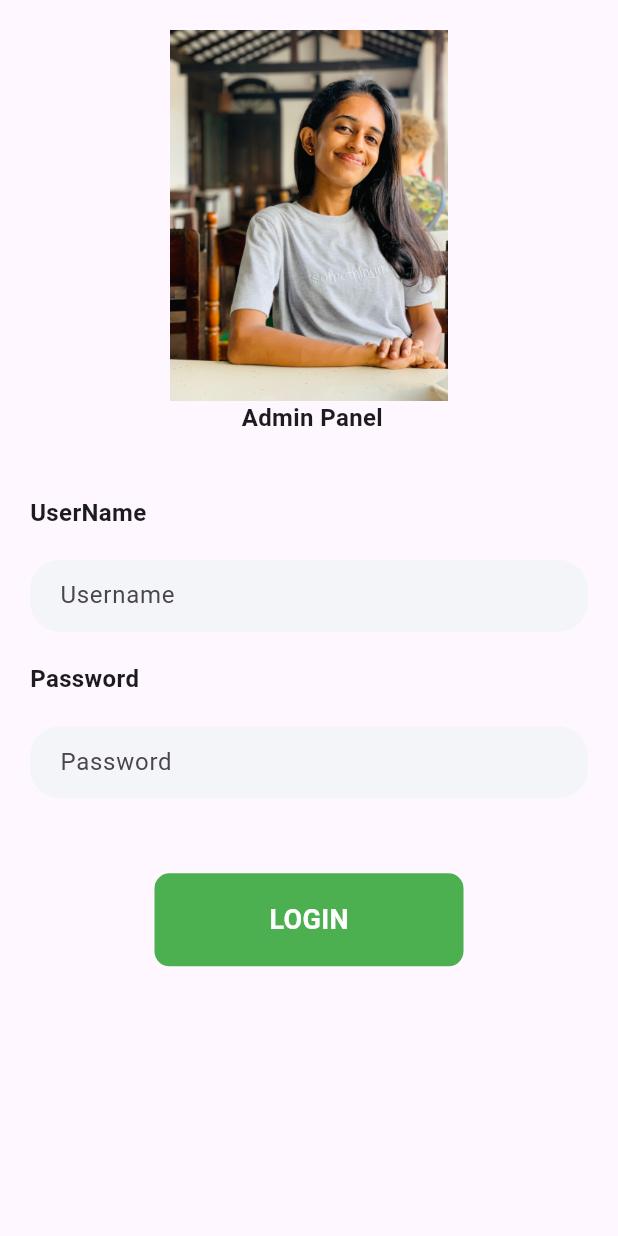
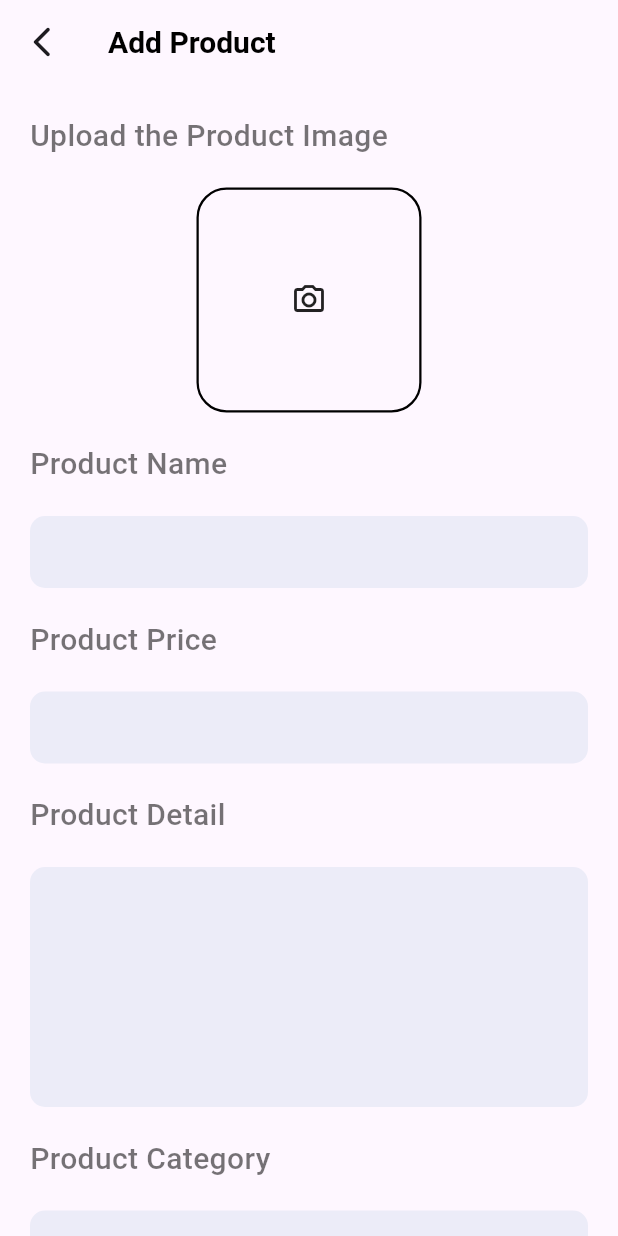
Before and after one commit to Dayani-Hewawasam/e-commerce, a Flutter app: the screen it shows after launch, on a phone screen of 412 x 824 dp. Run offline on Flutter 3.47's test engine with Material 3 defaults, Android fonts, the phone set to English and light mode, and no system bars; our stand-ins replace cloud_firestore, curved_navigation_bar, firebase_auth, firebase_core, firebase_storage, image_picker and 2 more; accounts and stored records are empty.

Commit message:
develop the add product page

```diff
--- /dev/null
+++ b/sandu_fashion/lib/Admin/add_product.dart
@@ -0,0 +1,255 @@
+import 'dart:io';
+
+import 'package:firebase_storage/firebase_storage.dart';
+import 'package:flutter/material.dart';
+import 'package:image_picker/image_picker.dart';
+import 'package:random_string/random_string.dart';
+import 'package:sandu_fashion/widget/support_widget.dart';
+import 'package:sandu_fashion/services/database.dart';
+import 'package:sandu_fashion/widget/support_widget.dart';
+
+class AddProduct extends StatefulWidget {
+  const AddProduct({super.key});
+
+  @override
+  State<AddProduct> createState() => _AddProductState();
+}
+
+class _AddProductState extends State<AddProduct> {
+  final ImagePicker _picker = ImagePicker();
+  File? selectedImage;
+  TextEditingController namecontroller = new TextEditingController();
+  TextEditingController pricecontroller = new TextEditingController();
+  TextEditingController detailscontroller = new TextEditingController();
+
+  Future getImage() async {
+    var image = await _picker.pickImage(source: ImageSource.gallery);
+    if (image != null) {
+      setState(() {
+        selectedImage = File(image.path);
+      });
+    }
+  }
+
+  UploadItem() async {
+    if (selectedImage != null && namecontroller.text != "") {
+      String addId = randomAlphaNumeric(10);
+      Reference firebaseStorageRef =
+          FirebaseStorage.instance.ref().child("blogImage").child(addId);
+      final UploadTask task = firebaseStorageRef.putFile(selectedImage!);
+      var dowloadUrl = await (await task).ref.getDownloadURL();
+      String firstletter = namecontroller.text.substring(0, 1).toUpperCase();
+
+      Map<String, dynamic> addProduct = {
+        "Name": namecontroller.text,
+        "Image": dowloadUrl,
+        "SearchKey": firstletter,
+        "UpdatedName": namecontroller.text.toUpperCase(),
+        "Price": pricecontroller.text,
+        "Detail": detailscontroller.text,
+      };
+
+      await DatabaseMethods().addProduct(addProduct, value!);
+      await DatabaseMethods().addAllProducts(addProduct);
+      selectedImage = null;
+      namecontroller.text = "";
+      ScaffoldMessenger.of(context).showSnackBar(SnackBar(
+          backgroundColor: Colors.redAccent,
+          content: const Text(
+            "Product has been uploaded Successfully!!!",
+            style: TextStyle(fontSize: 20.0),
+          )));
+    }
+  }
+
+  String? value;
+  final List<String> categoryitem = [
+    'Mini dress',
+    'Midi/Maxi dress',
+    'T-shirt/Blouse'
+  ];
+  @override
+  Widget build(BuildContext context) {
+    return Scaffold(
+      appBar: AppBar(
+        leading: GestureDetector(
+            onTap: () {
+              Navigator.pop(context);
+            },
+            child: Icon(Icons.arrow_back_ios_new_rounded)),
+        title: Text("Add Product", style: AppWidget.semiboldTextFeildStyle()),
+      ),
+      body: SingleChildScrollView(
+        child: Container(
+          margin:
+              EdgeInsets.only(left: 20.0, top: 20.0, right: 20.0, bottom: 20.0),
+          child: Column(
+            crossAxisAlignment: CrossAxisAlignment.start,
+            children: [
+              Text(
+                "Upload the Product Image",
+                style: AppWidget.lightTextFeildStyle(),
+              ),
+              SizedBox(
+                height: 20.0,
+              ),
+              selectedImage == null
+                  ? GestureDetector(
+                      onTap: () {
+                        getImage();
+                      },
+                      child: Center(
+                        child: Container(
+                            height: 150,
+                            width: 150,
+                            decoration: BoxDecoration(
+                                border:
+                                    Border.all(color: Colors.black, width: 1.5),
+                                borderRadius: BorderRadius.circular(20)),
+                            child: Icon(Icons.camera_alt_outlined)),
+                      ),
+                    )
+                  : Center(
+                      child: Material(
+                        elevation: 4.0,
+                        borderRadius: BorderRadius.circular(20),
+                        child: Container(
+                          height: 150,
+                          width: 150,
+                          decoration: BoxDecoration(
+                              border:
+                                  Border.all(color: Colors.black, width: 1.5),
+                              borderRadius: BorderRadius.circular(20)),
+                          child: ClipRRect(
+                            borderRadius: BorderRadius.circular(20),
+                            child: Image.file(
+                              selectedImage!,
+                              fit: BoxFit.cover,
+                            ),
+                          ),
+                        ),
+                      ),
+                    ),
+              SizedBox(
+                height: 20.0,
+              ),
+              Text(
+                "Product Name ",
+                style: AppWidget.lightTextFeildStyle(),
+              ),
+              SizedBox(
+                height: 20.0,
+              ),
+              Container(
+                padding: EdgeInsets.symmetric(horizontal: 20.0),
+                width: MediaQuery.of(context).size.width,
+                decoration: BoxDecoration(
+                    color: Color(0xffececf8),
+                    borderRadius: BorderRadius.circular(10)),
+                child: TextField(
+                  controller: namecontroller,
+                  decoration: InputDecoration(border: InputBorder.none),
+                ),
+              ),
+              SizedBox(
+                height: 20.0,
+              ),
+              Text(
+                "Product Price ",
+                style: AppWidget.lightTextFeildStyle(),
+              ),
+              SizedBox(
+                height: 20.0,
+              ),
+              Container(
+                padding: EdgeInsets.symmetric(horizontal: 20.0),
+                width: MediaQuery.of(context).size.width,
+                decoration: BoxDecoration(
+                    color: Color(0xffececf8),
+                    borderRadius: BorderRadius.circular(10)),
+                child: TextField(
+                  controller: pricecontroller,
+                  decoration: InputDecoration(border: InputBorder.none),
+                ),
+              ),
+              SizedBox(
+                height: 20.0,
+              ),
+              Text(
+                "Product Detail ",
+                style: AppWidget.lightTextFeildStyle(),
+              ),
+              SizedBox(
+                height: 20.0,
+              ),
+              Container(
+                padding: EdgeInsets.symmetric(horizontal: 20.0),
+                width: MediaQuery.of(context).size.width,
+                decoration: BoxDecoration(
+                    color: Color(0xffececf8),
+                    borderRadius: BorderRadius.circular(10)),
+                child: TextField(
+                  maxLines: 6,
+                  controller: detailscontroller,
+                  decoration: InputDecoration(border: InputBorder.none),
+                ),
+              ),
+              SizedBox(
+                height: 20.0,
+              ),
+              Text(
+                "Product Category ",
+                style: AppWidget.lightTextFeildStyle(),
+              ),
+              SizedBox(
+                height: 20.0,
+              ),
+              Container(
+                  padding: EdgeInsets.symmetric(horizontal: 10.0),
+                  width: MediaQuery.of(context).size.width,
+                  decoration: BoxDecoration(
+                      color: Color(0xffececf8),
+                      borderRadius: BorderRadius.circular(10)),
+                  child: DropdownButtonHideUnderline(
+                    child: DropdownButton<String>(
+                      items: categoryitem
+                          .map((item) => DropdownMenuItem(
+                              value: item,
+                              child: Text(
+                                item, // Display the item value here
+                                style: AppWidget.semiboldTextFeildStyle(),
+                              )))
+                          .toList(),
+                      onChanged: ((Value) => setState(() {
+                            this.value = Value;
+                          })),
+                      dropdownColor: Colors.white,
+                      hint: Text("Select Category"),
+                      iconSize: 36,
+                      icon: Icon(
+                        Icons.arrow_drop_down,
+                        color: Colors.black,
+                      ),
+                      value: value,
+                    ),
+                  )),
+              SizedBox(
+                height: 30.0,
+              ),
+              Center(
+                  child: ElevatedButton(
+                onPressed: () {
+                  UploadItem();
+                },
+                child: Text(
+                  "Add Product",
+                  style: TextStyle(fontSize: 22.0),
+                ),
+              ))
+            ],
+          ),
+        ),
+      ),
+    );
+  }
+}
--- a/sandu_fashion/lib/main.dart
+++ b/sandu_fashion/lib/main.dart
@@ -1,4 +1,5 @@
 import 'package:flutter/material.dart';
+import 'package:sandu_fashion/Admin/add_product.dart';
 import 'package:sandu_fashion/Admin/admin_login.dart';
 import 'package:sandu_fashion/pages/bottomnav.dart';
 import 'package:sandu_fashion/pages/home.dart';
@@ -50,7 +51,7 @@ class MyApp extends StatelessWidget {
           colorScheme: ColorScheme.fromSeed(seedColor: Colors.deepPurple),
           useMaterial3: true,
         ),
-        home: AdminLogin());
+        home: AddProduct());
   }
 }
 
--- a/sandu_fashion/lib/services/database.dart
+++ b/sandu_fashion/lib/services/database.dart
@@ -1,5 +1,4 @@
 import 'package:cloud_firestore/cloud_firestore.dart';
-
 
 class DatabaseMethods {
   Future addUserDetails(Map<String, dynamic> userInfoMap, String id) async {
--- a/sandu_fashion/pubspec.yaml
+++ b/sandu_fashion/pubspec.yaml
@@ -11,12 +11,14 @@ dependencies:
   flutter:
     sdk: flutter
   curved_navigation_bar: ^1.0.6
-  cloud_firestore: ^5.6.0
+  cloud_firestore: 5.5.0
   firebase_auth: ^5.3.3
   firebase_core: ^3.8.0   # Extra space before the caret
 
   random_string: ^2.3.1
-  shared_preferences: ^2.3.3
+  shared_preferences:
+  image_picker:
+  firebase_storage:
 
   cupertino_icons: ^1.0.8
 
```
Also changed, not shown: sandu_fashion/pubspec.lock, 8 other files.
